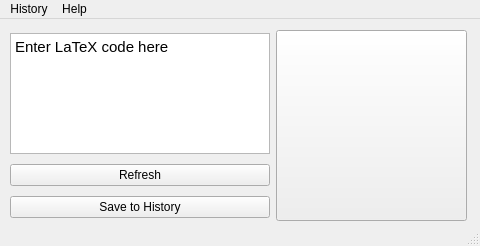
Above: semtex/layout.ui from nicr9/semtex before the change. Below: the same form after it.
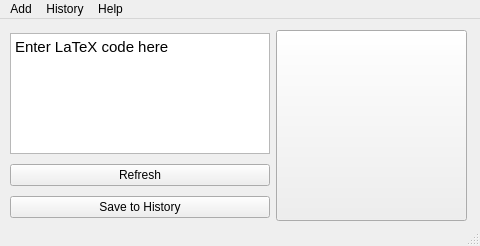
That is the form after the change. Icons and pictures are not drawn.

Commit message: Moved 'Add Matrix' to new 'Add' menu along with new 'Add>Fraction' functionality.

```diff
--- a/semtex/layout.ui
+++ b/semtex/layout.ui
@@ -116,6 +116,14 @@
     <addaction name="action_about"/>
     <addaction name="action_matrix"/>
    </widget>
+   <widget class="QMenu" name="menuAdd">
+    <property name="title">
+     <string>Add</string>
+    </property>
+    <addaction name="action_add_frac"/>
+    <addaction name="action_add_matrix"/>
+   </widget>
+   <addaction name="menuAdd"/>
    <addaction name="menu_history"/>
    <addaction name="menu_help"/>
   </widget>
```
Left out of the diff: 13 changed lines with no effect on the pictures. The commit also changes 5 other files.
